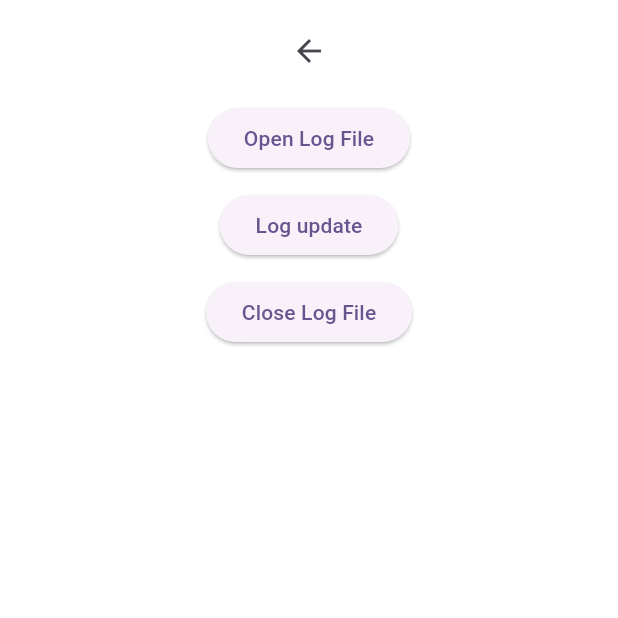
After one commit to louiey-dev/flutter_my_common, a Flutter app: the screen it shows after launch, item 5 of the bottom bar chosen, after a tap on "Log Screen", on a phone screen of 412 x 824 dp, the top half of it. The commit adds this screen. Run offline on Flutter 3.47's test engine with Material 3 defaults, Android fonts, the phone set to English and light mode, and no system bars.

Commit message:
add : log file control class added

```diff
--- /dev/null
+++ b/lib/feature/log_file.dart
@@ -0,0 +1,175 @@
+import 'dart:async';
+import 'dart:io';
+
+import 'package:flutter/foundation.dart';
+
+class LogFileControl {
+  File? _logFile;
+  IOSink? _logSink;
+  Timer? _flushLogTimer; // Periodic flush timer
+  final StringBuffer _logBuffer =
+      StringBuffer(); // To store terminal output. // louiey
+
+  late String _logLocalPath;
+  late String _logFileName;
+
+  late Duration _logFlushInterval;
+  int maxLogBufferSize = 1024; // Flush when buffer reaches 1KB
+
+  bool _isLogging = false; // Flag to indicate if logging is active
+
+  /// localPath : The local path where the log file will be stored.
+  /// logFileName : The name of the log file includes extension (ex: .log).
+  /// logFlushInterval : The interval in milliseconds to flush the log buffer to disk.
+  LogFileControl(String localPath, String logFileName, int logFlushInterval) {
+    _logLocalPath = localPath;
+    _logFileName = logFileName;
+    _logFlushInterval = Duration(milliseconds: logFlushInterval);
+
+    _logFile = null;
+    _logSink = null;
+    return;
+  }
+
+  String get logFilePath => _logLocalPath;
+  String get logFileName => _logFileName;
+  String get logFileFullPath => '$_logLocalPath\\$_logFileName';
+  int get flushLogInterval => _logFlushInterval.inMilliseconds;
+  bool get isLogging => _isLogging;
+
+  // Open the log file
+  Future<bool> open() async {
+    try {
+      if (_isLogging == false) {
+        String fPath = '$_logLocalPath\\$_logFileName';
+        _logFile = File(fPath);
+
+        if (_logFile != null) {
+          _logSink = _logFile!.openWrite(mode: FileMode.append);
+          _startLogFlushTimer();
+          log("Log file opened: $_logFile");
+        } else {
+          err("Log file is null");
+          return true;
+        }
+        _isLogging = true;
+        log("Log file open started: $_logFileName at $_logLocalPath");
+        return true;
+      } else {
+        _isLogging = false;
+        err("Log file is already open, please close it first.");
+        return false;
+      }
+    } catch (e) {
+      _isLogging = false;
+      err("Log file open error!!!");
+      err(e.toString());
+      return false;
+    }
+  }
+
+  Future<bool> close() async {
+    try {
+      if (_isLogging) {
+        _stopLogFlushTimer();
+
+        await _logSink!.flush();
+        await _logSink!.close();
+
+        _logSink = null;
+        _logFile = null;
+        _isLogging = false;
+        log("Log file closed : $_logFileName at $_logLocalPath");
+        return true;
+      } else {
+        err("Log file is not open, nothing to close.");
+        return false;
+      }
+    } catch (e) {
+      err("Log file close error!!!");
+      err(e.toString());
+      return false;
+    }
+  }
+
+  Future<bool> update(String logBuffer) async {
+    try {
+      if (_logSink == null) {
+        err("Log file sink is null, please open the log file first.");
+        return false;
+      }
+
+      _logBuffer.write(logBuffer.toString());
+
+      // Check if buffer exceeds size limit and flush if necessary
+      if (_logBuffer.length >= maxLogBufferSize) {
+        await _flushLogBuffer();
+      }
+
+      return true;
+    } catch (e) {
+      err("Log file update error!!!");
+      err(e.toString());
+      return false;
+    }
+  }
+
+  // Start a timer to periodically flush the buffer
+  void _startLogFlushTimer() {
+    try {
+      log("Log flushLogTimer started : $_logFlushInterval");
+      _flushLogTimer = Timer.periodic(_logFlushInterval, (timer) {
+        _flushLogBuffer();
+      });
+    } catch (e) {
+      err("Log flushLogTimer start error!!!");
+      err(e.toString());
+    }
+  }
+
+  // Stop the timer when no longer needed
+  void _stopLogFlushTimer() {
+    try {
+      if (_flushLogTimer != null && _flushLogTimer!.isActive) {
+        _flushLogTimer!.cancel(); // Stop the timer
+        _flushLogTimer = null; // release reference.
+        log("Log flushLogTimer stopped : $_logFlushInterval");
+      } else {
+        err('Log flushLogTimer is not active!');
+      }
+      _logBuffer.clear();
+    } catch (e) {
+      err("Log flushLogTimer stop error!!!");
+      err(e.toString());
+    }
+  }
+
+  // Flush the buffer to disk asynchronously
+  Future<void> _flushLogBuffer() async {
+    if (_logBuffer.isNotEmpty) {
+      _logSink?.write(_logBuffer.toString());
+      _logBuffer.clear(); // Clear the buffer after writing
+      // log("log saved");
+    }
+  }
+
+  // Check if buffer exceeds size limit and flush if necessary
+  // void checkBufferAndFlush() {
+  //   if (_logBuffer.length >= maxLogBufferSize) {
+  //     flushLogBuffer();
+  //   }
+  // }
+
+  // print
+  log(String str) {
+    if (kDebugMode) {
+      debugPrint(str);
+    }
+  }
+
+  err(String str) {
+    if (kDebugMode) {
+      debugPrint("[LOG ERROR] : $str");
+    }
+  }
+}
--- a/lib/main.dart
+++ b/lib/main.dart
@@ -1,6 +1,7 @@
 import 'package:flutter/material.dart';
 import 'package:flutter_my_common/screens/button_screen.dart';
 import 'package:flutter_my_common/screens/chart_screen.dart';
+import 'package:flutter_my_common/screens/feature_screen.dart';
 import 'package:flutter_my_common/screens/preference_chart.dart';
 import 'package:flutter_my_common/screens/switch_screen.dart';
 
@@ -14,6 +15,7 @@ class MyApp extends StatelessWidget {
   @override
   Widget build(BuildContext context) {
     return MaterialApp(
+      debugShowCheckedModeBanner: false,
       title: 'My Common Items for Reference',
       theme: ThemeData(
         colorScheme: ColorScheme.fromSeed(seedColor: Colors.deepPurple),
@@ -41,6 +43,7 @@ class _MyHomePageState extends State<MyHomePage> {
     SwitchScreen(),
     ChartScreen(),
     PreferenceScreen(),
+    FeatureScreen(),
   ];
 
   void _onItemTapped(int index) {
@@ -76,6 +79,10 @@ class _MyHomePageState extends State<MyHomePage> {
             icon: Icon(Icons.settings_applications_outlined),
             label: "Preference",
           ),
+          BottomNavigationBarItem(
+            icon: Icon(Icons.featured_play_list),
+            label: "Feature",
+          ),
         ],
         currentIndex: _selectedIndex,
         selectedItemColor: Colors.amber[800],
--- /dev/null
+++ b/lib/screens/feature_screen.dart
@@ -0,0 +1,32 @@
+import 'package:flutter/material.dart';
+import 'package:flutter_my_common/screens/log_screen.dart';
+
+class FeatureScreen extends StatefulWidget {
+  const FeatureScreen({super.key});
+
+  @override
+  State<FeatureScreen> createState() => _FeatureScreenState();
+}
+
+class _FeatureScreenState extends State<FeatureScreen> {
+  @override
+  Widget build(BuildContext context) {
+    return Padding(
+      padding: EdgeInsets.all(10.0),
+      child: Column(
+        children: [
+          ElevatedButton.icon(
+            onPressed: () {
+              Navigator.push(
+                context,
+                MaterialPageRoute(builder: (context) => LogScreen()),
+              );
+            },
+            icon: const Icon(Icons.save_alt),
+            label: const Text("Log Screen"),
+          ),
+        ],
+      ),
+    );
+  }
+}
--- /dev/null
+++ b/lib/screens/log_screen.dart
@@ -0,0 +1,97 @@
+import 'package:flutter/material.dart';
+import 'package:flutter_my_common/feature/log_file.dart';
+import 'package:intl/intl.dart';
+import 'package:path_provider/path_provider.dart';
+
+import '../my_utils.dart';
+
+LogFileControl? lfc;
+
+class LogScreen extends StatefulWidget {
+  const LogScreen({super.key});
+
+  @override
+  State<LogScreen> createState() => _LogScreenState();
+}
+
+class _LogScreenState extends State<LogScreen> {
+  // Get the local path for the application's documents directory
+  Future<String> get localPath async {
+    final directory = await getApplicationDocumentsDirectory();
+    return directory.path;
+  }
+
+  // Get current date and time
+  DateTime now = DateTime.now();
+  String formattedDate = '';
+
+  @override
+  Widget build(BuildContext context) {
+    return Column(
+      children: [
+        SizedBox(height: 10),
+        IconButton(
+          onPressed: () {
+            Navigator.pop(context);
+            utils.log("Back to previous screen");
+          },
+          icon: Icon(Icons.arrow_back),
+        ),
+        SizedBox(height: 10),
+        ElevatedButton(
+          onPressed: () {
+            formattedDate = DateFormat('yyyyMMdd_HHmmss').format(now);
+            String logFileName = "log_$formattedDate.log";
+            localPath
+                .then((path) {
+                  if (lfc == null) {
+                    lfc = LogFileControl(path, logFileName, 1000);
+                    lfc?.open();
+                    utils.log("Log file opened at: ${lfc!.logFileFullPath}");
+                    utils.log("Log file control is null, initializing...");
+                  } else {
+                    utils.log("Log file control already initialized.");
+                    return;
+                  }
+                })
+                .catchError((error) {
+                  utils.log("Error getting local path: $error");
+                });
+
+            utils.log("Log file opened, $logFileName");
+          },
+          child: const Text("Open Log File"),
+        ),
+        SizedBox(height: 10),
+        ElevatedButton(
+          onPressed: () {
+            if (lfc != null) {
+              lfc?.update("Log file updated at: ${DateTime.now()}\n");
+              utils.log("Log file updated");
+            } else {
+              utils.err(
+                "Log file control is not initialized. Please open the log file first.",
+              );
+            }
+          },
+          child: const Text("Log update"),
+        ),
+        SizedBox(height: 10),
+        ElevatedButton(
+          onPressed: () {
+            if (lfc != null) {
+              lfc?.close();
+              utils.log("Log file closed");
+            } else {
+              utils.err(
+                "Log file control is not initialized. Please open the log file first.",
+              );
+            }
+          },
+          child: const Text("Close Log File"),
+        ),
+        SizedBox(height: 10),
+      ],
+    );
+  }
+}
--- a/pubspec.yaml
+++ b/pubspec.yaml
@@ -34,6 +34,9 @@ dependencies:
   # The following adds the Cupertino Icons font to your application.
   # Use with the CupertinoIcons class for iOS style icons.
   cupertino_icons: ^1.0.8
+  path_provider: ^2.1.5
+  intl: ^0.20.2
+  go_router: ^15.1.2
 
 dev_dependencies:
   flutter_test:
```
Also changed, not shown: lib/my_utils.dart (+12 -4 lines), lib/screens/button_screen.dart (+1 -11 lines), lib/widget/my_customer_button.dart (+6 -12 lines), pubspec.lock.
